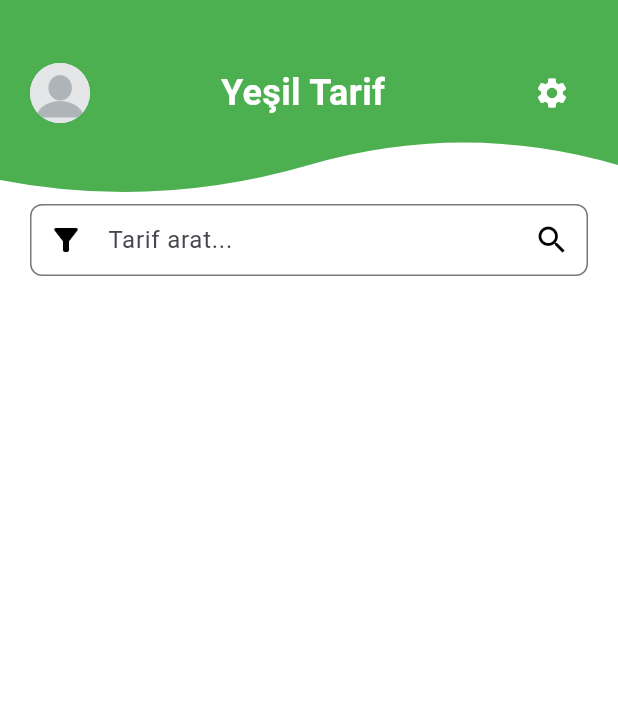
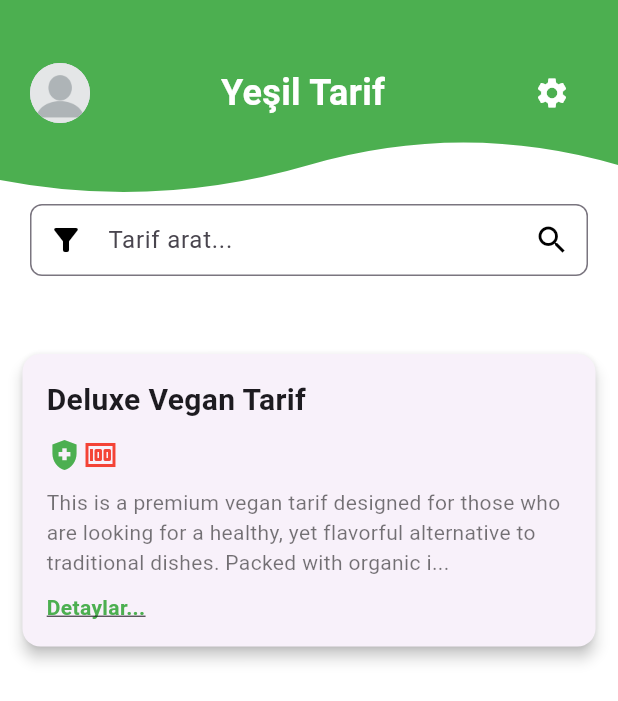
Before and after one commit to berkemremert/yesilsepet, a Flutter app: the MainPage screen opened directly, on a phone screen of 412 x 824 dp. Shown: the top 701 px of the screen. Run offline on Flutter 3.47's test engine with Material 3 defaults, Android fonts, the phone set to English and light mode, and no system bars.

Commit message:
Tarif block added
Tarif block widget added

```diff
--- a/lib/Views/mainPage/widgets/tarif_blocks.dart
+++ b/lib/Views/mainPage/widgets/tarif_blocks.dart
@@ -0,0 +1,61 @@
+import 'package:flutter/material.dart';
+
+class TarifCard extends StatelessWidget {
+  final String title;
+  final String description;
+  final bool isHealthy;
+  final bool isExpensive;
+
+  TarifCard({
+    required this.title,
+    required this.description,
+    required this.isHealthy,
+    required this.isExpensive,
+  });
+
+  @override
+  Widget build(BuildContext context) {
+    return Card(
+      elevation: 4.0,
+      margin: EdgeInsets.symmetric(vertical: 10.0, horizontal: 15.0),
+      child: Padding(
+        padding: const EdgeInsets.all(16.0),
+        child: Column(
+          crossAxisAlignment: CrossAxisAlignment.start,
+          children: [
+            Text(
+              title,
+              style: TextStyle(fontSize: 20.0, fontWeight: FontWeight.bold),
+            ),
+            SizedBox(height: 10.0),
+            Row(
+              children: [
+                if (isHealthy) Icon(Icons.health_and_safety, color: Colors.green),
+                if (isExpensive) Icon(Icons.money, color: Colors.red),
+              ],
+            ),
+            SizedBox(height: 10.0),
+            Text(
+              description.length > 50 ? description.substring(0, 150) + '...' : description,
+              style: TextStyle(color: Colors.black54),
+            ),
+            SizedBox(height: 10.0),
+            GestureDetector(
+              onTap: () {
+                print('lksfşlkşsdlfklşs');
+              },
+              child: Text(
+                'Detaylar...',
+                style: TextStyle(
+                  color: Colors.green,
+                  fontWeight: FontWeight.bold,
+                  decoration: TextDecoration.underline,
+                ),
+              ),
+            ),
+          ],
+        ),
+      ),
+    );
+  }
+}
--- a/lib/main-page.dart
+++ b/lib/main-page.dart
@@ -1,4 +1,6 @@
 import 'package:flutter/material.dart';
+
+import 'Views/mainPage/widgets/tarif_blocks.dart';
 
 class MainPage extends StatefulWidget {
   const MainPage({super.key});
@@ -25,7 +27,7 @@ class _MainPageState extends State<MainPage> {
               clipper: WavyClipper(),
               child: Container(
                 color: Colors.green,
-                height: greenBarHeight, // Green bar height
+                height: greenBarHeight,
               ),
             ),
           ),
@@ -86,6 +88,13 @@ class _MainPageState extends State<MainPage> {
                       ),
                     ),
                   ),
+                  Container(height: 30),
+                  TarifCard(
+                    title: 'Deluxe Vegan Tarif',
+                    description: 'This is a premium vegan tarif designed for those who are looking for a healthy, yet flavorful alternative to traditional dishes. Packed with organic ingredients, and rich in plant-based proteins, this tarif ensures that your dietary needs are met without compromising taste. It’s an ideal choice for anyone who cares about sustainability and a balanced lifestyle.',
+                    isHealthy: true,
+                    isExpensive: true,
+                  ),
                 ],
               )
             ],
```
